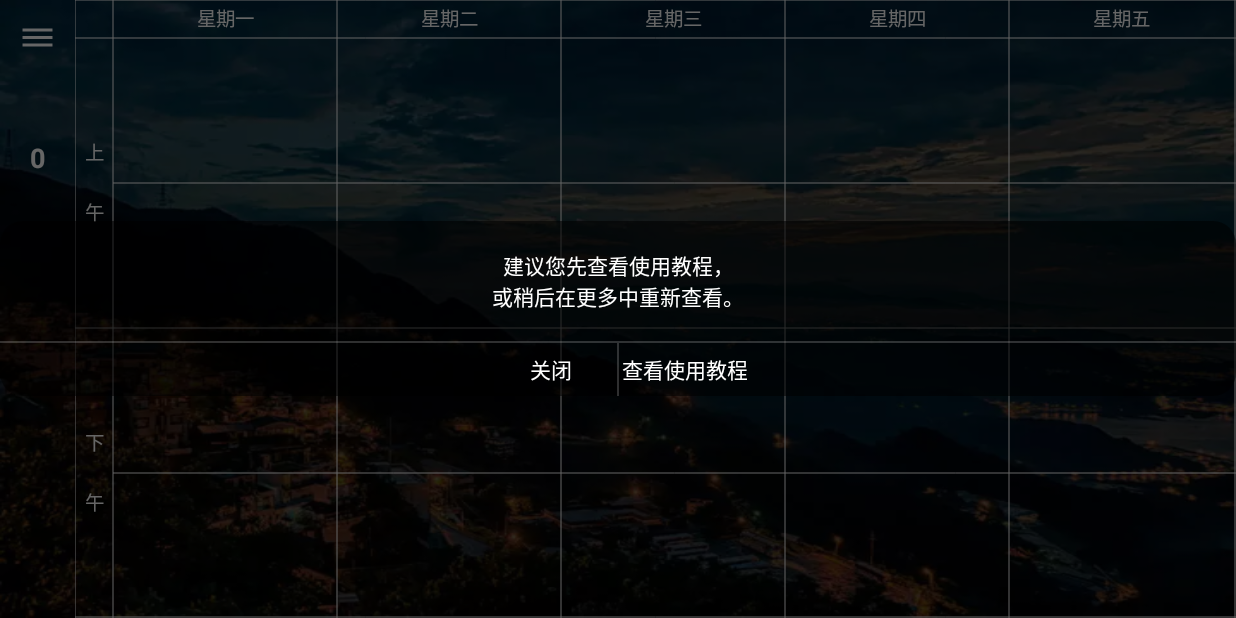
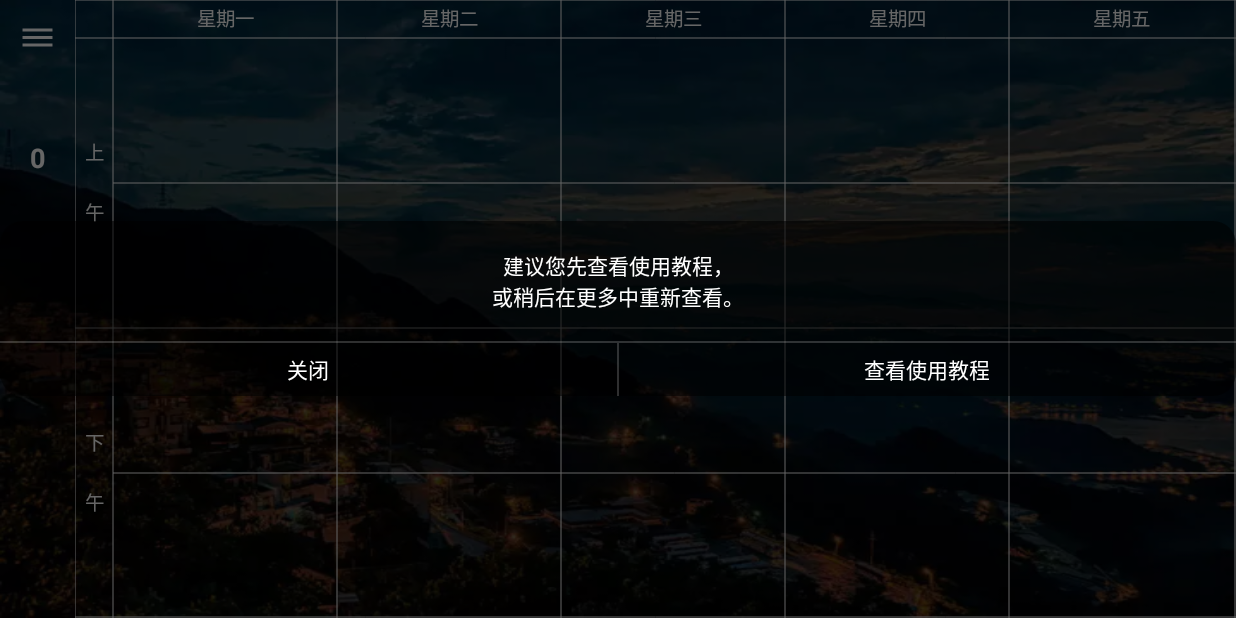
Before and after one commit to GuJin/TimeTable, an Android app: the screen it shows after launch (MainActivity), on a phone screen of 824 x 412 dp (held sideways). Run offline under Robolectric (Android 15) with nearby library versions, the phone set to English and light mode, and no system bars; libraries missing offline, so code that uses them is left out: com.squareup.leakcanary, com.tencent.bugly, tech.gujin.toast; 2 statements that could not run were skipped.

Commit message:
修复dialog过高的问题

```diff
--- a/app/src/main/java/com/sunrain/timetablev4/ui/dialog/MessageDialog.java
+++ b/app/src/main/java/com/sunrain/timetablev4/ui/dialog/MessageDialog.java
@@ -4,24 +4,15 @@ import android.content.Context;
 import android.support.annotation.NonNull;
 import android.support.annotation.StringRes;
 import android.text.method.ScrollingMovementMethod;
-import android.util.DisplayMetrics;
 import android.view.LayoutInflater;
 import android.view.View;
 import android.view.ViewGroup;
 import android.widget.TextView;
 
 import com.sunrain.timetablev4.R;
-import com.sunrain.timetablev4.application.MyApplication;
 import com.sunrain.timetablev4.base.BaseDialog;
 
 public class MessageDialog extends BaseDialog<MessageDialog> {
-
-    private static final int MAX_HEIGHT;
-
-    static {
-        DisplayMetrics displayMetrics = MyApplication.sContext.getResources().getDisplayMetrics();
-        MAX_HEIGHT = (int) (displayMetrics.heightPixels * 0.6);
-    }
 
     private TextView mTextView;
 
@@ -33,7 +24,6 @@ public class MessageDialog extends BaseDialog<MessageDialog> {
     protected View getContentView(Context context, ViewGroup parent) {
         View view = LayoutInflater.from(context).inflate(R.layout.dialog_message, parent, false);
         mTextView = view.findViewById(R.id.tv_message);
-        mTextView.setMaxHeight(MAX_HEIGHT);
         mTextView.setMovementMethod(ScrollingMovementMethod.getInstance());
         return view;
     }
--- a/app/src/main/java/com/sunrain/timetablev4/ui/fragment/settings/CourseManagementFragment.java
+++ b/app/src/main/java/com/sunrain/timetablev4/ui/fragment/settings/CourseManagementFragment.java
@@ -54,7 +54,7 @@ public class CourseManagementFragment extends BaseFragment implements ViewTreeOb
 
     @Override
     protected void initView(View view, @Nullable Bundle savedInstanceState) {
-        mRootView = view.findViewById(R.id.cl_root);
+        mRootView = view.findViewById(R.id.ll_root);
         mLvCourseClassroom = view.findViewById(R.id.lv_course_classroom);
         mLvClassTime = view.findViewById(R.id.lv_class_time);
     }
--- /dev/null
+++ b/app/src/main/java/com/sunrain/timetablev4/view/MaxHeightFrameLayout.java
@@ -0,0 +1,40 @@
+package com.sunrain.timetablev4.view;
+
+import android.content.Context;
+import android.support.annotation.NonNull;
+import android.support.annotation.Nullable;
+import android.util.AttributeSet;
+import android.util.DisplayMetrics;
+import android.widget.FrameLayout;
+
+import com.sunrain.timetablev4.application.MyApplication;
+
+public class MaxHeightFrameLayout extends FrameLayout {
+
+    protected static final int MAX_HEIGHT;
+
+    static {
+        DisplayMetrics displayMetrics = MyApplication.sContext.getResources().getDisplayMetrics();
+        MAX_HEIGHT = (int) (displayMetrics.heightPixels * 0.8);
+    }
+
+    public MaxHeightFrameLayout(@NonNull Context context) {
+        super(context);
+    }
+
+    public MaxHeightFrameLayout(@NonNull Context context, @Nullable AttributeSet attrs) {
+        super(context, attrs);
+    }
+
+    public MaxHeightFrameLayout(@NonNull Context context, @Nullable AttributeSet attrs, int defStyleAttr) {
+        super(context, attrs, defStyleAttr);
+    }
+
+    @Override
+    protected void onMeasure(int widthMeasureSpec, int heightMeasureSpec) {
+        if (MeasureSpec.getSize(heightMeasureSpec) > MAX_HEIGHT) {
+            heightMeasureSpec = MeasureSpec.makeMeasureSpec(MAX_HEIGHT, MeasureSpec.AT_MOST);
+        }
+        super.onMeasure(widthMeasureSpec, heightMeasureSpec);
+    }
+}
--- a/app/src/main/res/layout/dialog_base.xml
+++ b/app/src/main/res/layout/dialog_base.xml
@@ -1,36 +1,26 @@
 <?xml version="1.0" encoding="utf-8"?>
-<android.support.constraint.ConstraintLayout
+<LinearLayout
     xmlns:android="http://schemas.android.com/apk/res/android"
-    xmlns:app="http://schemas.android.com/apk/res-auto"
-    android:id="@+id/cl_root"
     android:layout_width="match_parent"
     android:layout_height="match_parent"
-    android:background="@drawable/dialog_background">
+    android:background="@drawable/dialog_background"
+    android:orientation="vertical">
 
-    <FrameLayout
+    <com.sunrain.timetablev4.view.MaxHeightFrameLayout
         android:id="@+id/fl_content"
         android:layout_width="match_parent"
-        android:layout_height="wrap_content"
-        app:layout_constraintLeft_toLeftOf="parent"
-        app:layout_constraintRight_toRightOf="parent"
-        app:layout_constraintTop_toTopOf="parent"/>
+        android:layout_height="wrap_content"/>
 
     <View
         android:id="@+id/view"
         android:layout_width="wrap_content"
         android:layout_height="1dp"
-        android:background="@color/white_press"
-        app:layout_constraintLeft_toLeftOf="parent"
-        app:layout_constraintRight_toRightOf="parent"
-        app:layout_constraintTop_toBottomOf="@+id/fl_content"/>
+        android:background="@color/white_press"/>
 
     <LinearLayout
         android:id="@+id/ll_button"
         android:layout_width="match_parent"
-        android:layout_height="wrap_content"
-        app:layout_constraintLeft_toLeftOf="parent"
-        app:layout_constraintRight_toRightOf="parent"
-        app:layout_constraintTop_toBottomOf="@+id/view">
+        android:layout_height="wrap_content">
 
         <Button
             android:id="@+id/btn_dialog_negative"
@@ -58,4 +48,4 @@
             android:text="@string/confrim"
             android:textColor="@android:color/white"/>
     </LinearLayout>
-</android.support.constraint.ConstraintLayout>
+</LinearLayout>
--- a/app/src/main/res/layout/fragment_course_management.xml
+++ b/app/src/main/res/layout/fragment_course_management.xml
@@ -1,6 +1,6 @@
 <LinearLayout
     xmlns:android="http://schemas.android.com/apk/res/android"
-    android:id="@+id/cl_root"
+    android:id="@+id/ll_root"
     android:layout_width="match_parent"
     android:layout_height="match_parent"
     android:layout_marginEnd="35dp">
```
